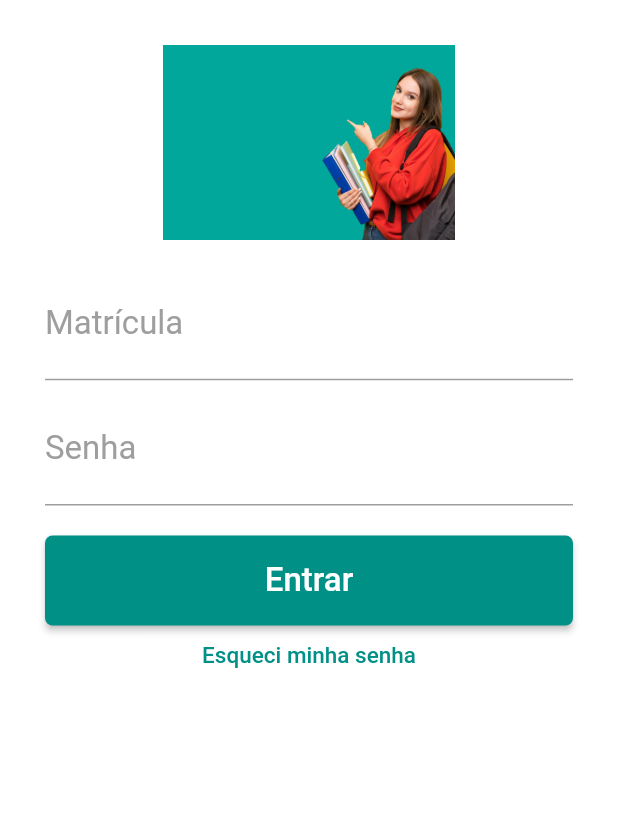
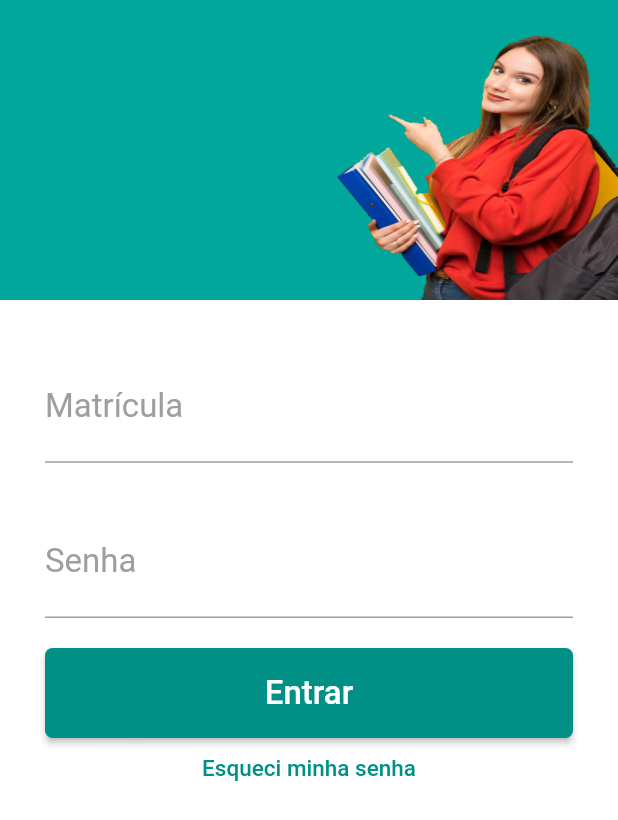
Before and after one commit to evertonrezende/app_monitoria, a Flutter app: the screen it shows after launch, on a phone screen of 412 x 824 dp. Shown: the top 820 px of the screen. Run offline on Flutter 3.47's test engine with Material 2 defaults, Android fonts, the phone set to English and light mode, and no system bars.

Commit message:
ajuste imagem Login

```diff
--- a/lib/pages/login_page.dart
+++ b/lib/pages/login_page.dart
@@ -44,21 +44,28 @@ class _LoginPageState extends State<LoginPage> {
         color: const Color(0XFFFFFFFF),
         //padding: EdgeInsets.all(16),
         padding: EdgeInsets.only(
-              top:30, left:30, right:30, bottom:20
+              //top:30, left:30, right:30, bottom:20
           ),
         child: ListView(
           children: <Widget>[
             SizedBox(
                   //width: 400,
-                  height: 130,
-                  child: Image.asset("assets/images/v.jpg"),
+                  child: Image.asset("assets/images/v.jpg",
+                  height: 200,
+                  width: double.infinity,
+                  fit:BoxFit.fill,
+                  )
                   //child: Container(backgroundColor: ),
                 ),
                 SizedBox(
                   height: 20,
 
                 ),
-            AppText(
+             Container (
+                padding: EdgeInsets.only(
+                top:15, left:30, right:30, bottom:20
+                ),
+              child: AppText(
                 "Matrícula",
                 "Digite a matrícula",
                 controller: _tLogin,
@@ -67,11 +74,14 @@ class _LoginPageState extends State<LoginPage> {
                 //keyboardType: TextInputType.emailAddress,
                 textInputAction: TextInputAction.next,
                 nextFocus: _focusSenha,
-
-
+              ),
             ),
             SizedBox(height: 10),
-            AppText(
+            Container (
+                padding: EdgeInsets.only(
+                left:30, right:30
+                ),
+            child: AppText(
               "Senha",
               "Digite a senha",
               controller: _tSenha,
@@ -80,14 +90,19 @@ class _LoginPageState extends State<LoginPage> {
               //keyboardType: TextInputType.number,
               focusNode: _focusSenha,
             ),
+            ),
             SizedBox(
               height: 20,
             ),
-            AppButton(
+            Container (
+                padding: EdgeInsets.only(
+                left:30, right:30
+                ),
+            child:AppButton(
 
               "Entrar",
               onPressed: _onClickLogin,
-
+               ),
             ),
                 Container(
                   height: 40,
```
Lines whose indentation alone changed are shown as unchanged.
